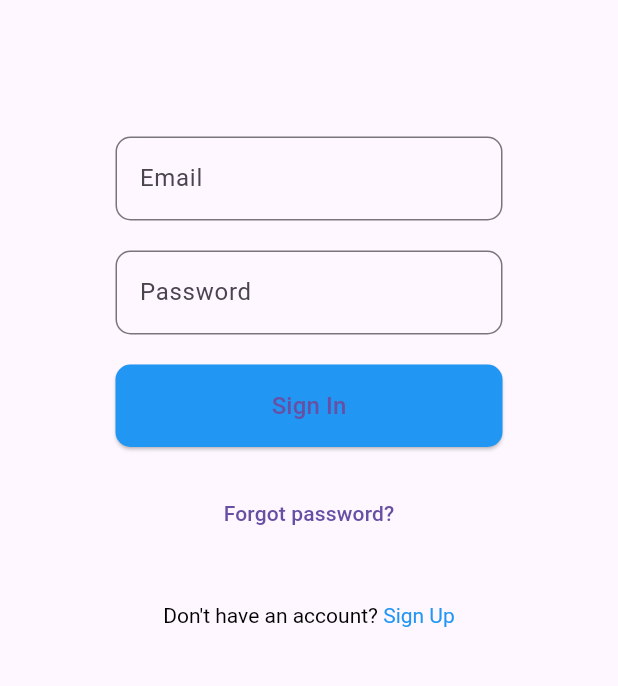
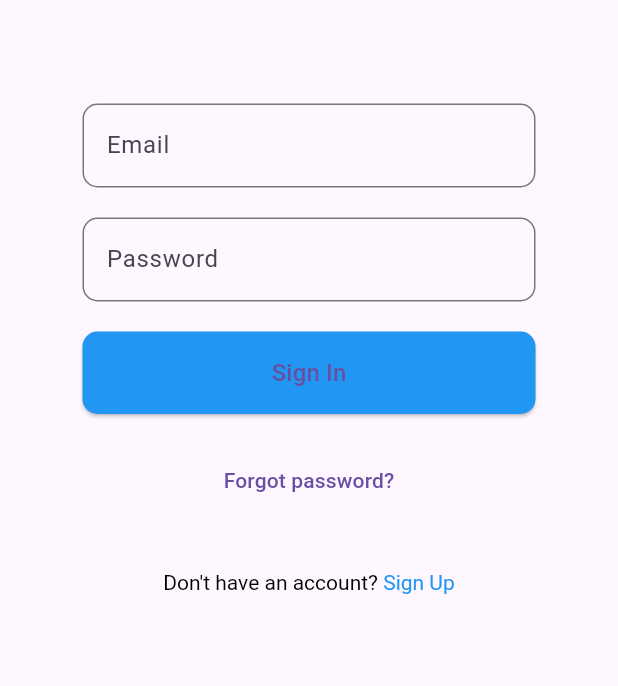
Before and after one commit to aadarshk7/Login-App_Google_Facebook_Twitter_Login, a Flutter app: the screen it shows after launch, on a phone screen of 412 x 824 dp, the part 63-749 px from its top. Run offline on Flutter 3.47's test engine with Material 3 defaults, Android fonts, the phone set to English and light mode, and no system bars; our stand-ins replace firebase_auth, firebase_core; accounts and stored records are empty.

Commit message:
Login_App

```diff
--- a/lib/login_page.dart
+++ b/lib/login_page.dart
@@ -48,7 +48,7 @@ class _LoginPageState extends State<LoginPage> {
               ],
             ),
             Padding(
-              padding: const EdgeInsets.all(77.0),
+              padding: const EdgeInsets.all(55.0),
               child: Column(
                 children: <Widget>[
                   TextField(
```
